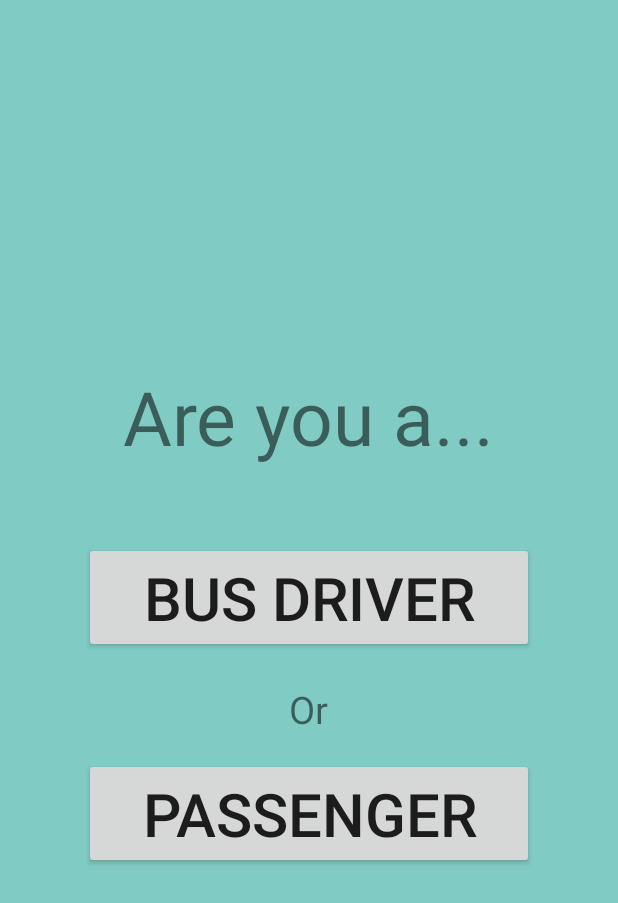
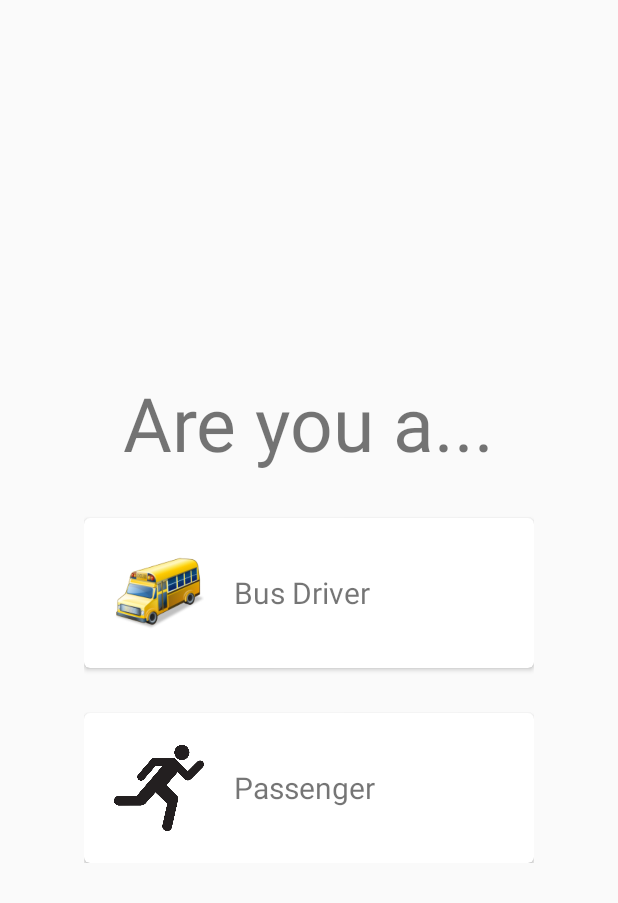
Before and after one commit to lconti97/TimeCheck, an Android app: the layout activity_main.xml on its own in the app's theme, with its tools: preview values and no code run, on a phone screen of 412 x 824 dp. Shown: the top 903 px of the screen. Run offline under Robolectric (Android 15) with nearby library versions, the phone set to English and light mode, and no system bars.

Commit message:
activity_main Replaced

```diff
--- a/app/src/main/res/layout/activity_main.xml
+++ b/app/src/main/res/layout/activity_main.xml
@@ -1,26 +1,14 @@
 <?xml version="1.0" encoding="utf-8"?>
-
-
 <RelativeLayout xmlns:android="http://schemas.android.com/apk/res/android"
-    xmlns:tools="http://schemas.android.com/tools"
-    xmlns:app="http://schemas.android.com/apk/res-auto"
-    android:layout_width="match_parent"
-    android:layout_height="match_parent"
-    android:paddingBottom="@dimen/activity_vertical_margin"
-    android:paddingLeft="@dimen/activity_horizontal_margin"
-    android:paddingRight="@dimen/activity_horizontal_margin"
-    android:paddingTop="@dimen/activity_vertical_margin"
-    tools:context="com.hoya.vt.timecheck.MainActivity"
-    android:background="@color/colorPrimaryLight">
-
+android:orientation="vertical" android:layout_width="match_parent"
+android:layout_height="match_parent">
 
     <LinearLayout
         android:layout_width="wrap_content"
         android:layout_height="wrap_content"
         android:orientation="vertical"
         android:layout_centerHorizontal="true"
-        android:layout_centerVertical="true"
-        android:id="@+id/linearLayout">
+        android:layout_centerVertical="true">
 
         <TextView
             android:layout_width="wrap_content"
@@ -31,34 +19,79 @@
             android:layout_gravity="center_horizontal"
             android:textSize="50dp"/>
 
-        <Button
-            android:layout_marginTop="50dp"
+        <android.support.v7.widget.CardView
+            xmlns:card_view="http://schemas.android.com/apk/res-auto"
+            android:id="@+id/card1"
+            android:layout_gravity="center"
             android:layout_width="300dp"
-            android:layout_height="wrap_content"
-            android:layout_gravity="center_horizontal"
-            android:textSize="40dp"
-            android:text="Bus Driver"
-            android:id="@+id/busButtonID"
-            android:onClick="launchDriverActivity"/>
+            android:layout_height="100dp"
+            card_view:cardCornerRadius="4dp"
+            android:layout_marginTop="30dp"
+            android:elevation="2dp"
+            android:onClick="launchDriverActivity">
 
-        <TextView
-            android:layout_width="wrap_content"
-            android:layout_height="30dp"
-            android:layout_marginTop="20dp"
-            android:layout_marginBottom="20dp"
-            android:layout_gravity="center_horizontal"
-            android:text="Or"
-            android:textSize="25dp"/>
+            <LinearLayout
+                android:layout_width="match_parent"
+                android:layout_height="match_parent"
+                android:orientation="horizontal">
 
-        <Button
+                <ImageView
+                    android:layout_marginTop="20dp"
+                    android:layout_marginLeft="20dp"
+                    android:layout_marginRight="20dp"
+                    android:layout_width="60dp"
+                    android:layout_height="60dp"
+                    android:id="@+id/card1_img"
+                    android:src="@drawable/bus_icon"/>
+
+                <TextView
+                    android:layout_width="wrap_content"
+                    android:layout_height="wrap_content"
+                    android:id="@+id/card1_text"
+                    android:textSize="20dp"
+                    android:layout_gravity="center_vertical"
+                    android:text="Bus Driver"/>
+
+            </LinearLayout>
+        </android.support.v7.widget.CardView>
+
+        <android.support.v7.widget.CardView
+            xmlns:card_view="http://schemas.android.com/apk/res-auto"
+            android:id="@+id/card2"
+            android:layout_gravity="center"
             android:layout_width="300dp"
-            android:layout_height="wrap_content"
-            android:layout_gravity="center_horizontal"
-            android:textSize="40dp"
-            android:text="Passenger"
-            android:id="@+id/passengerButtonID"
-            android:onClick="launchRiderActivity"/>
+            android:layout_height="100dp"
+            card_view:cardCornerRadius="4dp"
+            android:layout_marginTop="30dp"
+            android:elevation="2dp"
+            android:onClick="launchRiderActivity">
+
+            <LinearLayout
+                android:layout_width="match_parent"
+                android:layout_height="match_parent"
+                android:orientation="horizontal">
+
+                <ImageView
+                    android:layout_marginTop="20dp"
+                    android:layout_marginLeft="20dp"
+                    android:layout_marginRight="20dp"
+                    android:layout_width="60dp"
+                    android:layout_height="60dp"
+                    android:id="@+id/card2_img"
+                    android:src="@drawable/passenger_icon"/>
+
+                <TextView
+                    android:layout_width="wrap_content"
+                    android:layout_height="wrap_content"
+                    android:id="@+id/card2_text"
+                    android:textSize="20dp"
+                    android:layout_gravity="center_vertical"
+                    android:text="Passenger"/>
+
+            </LinearLayout>
+        </android.support.v7.widget.CardView>
 
     </LinearLayout>
 
+
 </RelativeLayout>
```
Also changed, not shown: app/src/main/java/com/hoya/vt/timecheck/MainActivity.java (+1 -6 lines), app/src/main/res/layout/activity_newmain.xml (deleted, +0 -97 lines).
